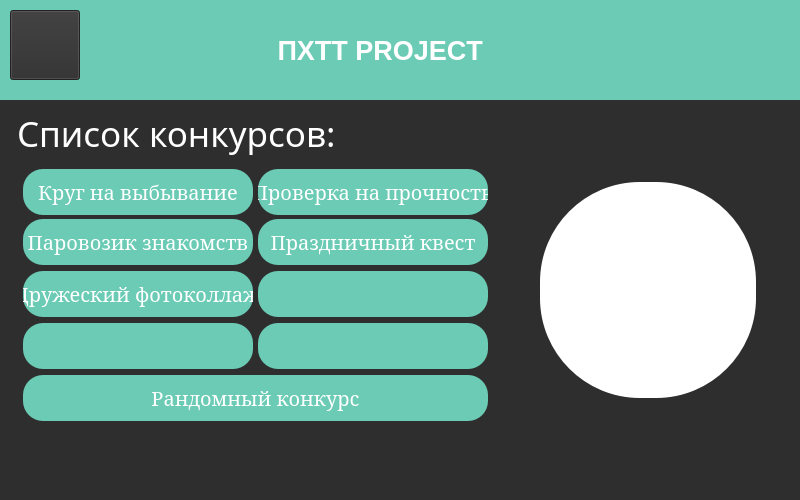
This is design/window2.ui in SpyCrabG/Keks as Qt 5 draws it before an edit. The edited form follows.
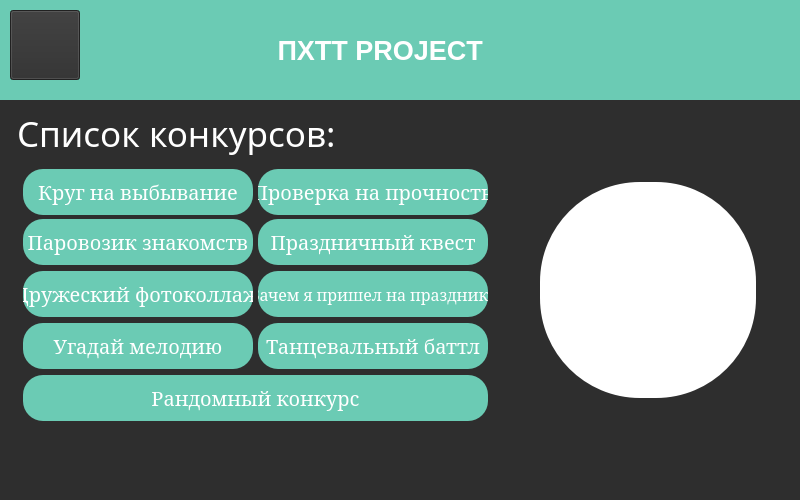
This is the edited form. Icons and pictures are not drawn.

Commit message: рутинная хуйня апдейт

Patch:
```diff
--- a/design/window2.ui
+++ b/design/window2.ui
@@ -236,7 +236,7 @@
     <property name="font">
      <font>
       <family>MS Serif</family>
-      <pointsize>15</pointsize>
+      <pointsize>12</pointsize>
      </font>
     </property>
     <property name="styleSheet">
@@ -249,7 +249,7 @@
 	background-color:	#5AA895; }</string>
     </property>
     <property name="text">
-     <string/>
+     <string>Зачем я пришел на праздник?</string>
     </property>
    </widget>
    <widget class="QPushButton" name="btn7">
@@ -277,7 +277,7 @@
 	background-color:	#5AA895; }</string>
     </property>
     <property name="text">
-     <string/>
+     <string>Угадай мелодию</string>
     </property>
    </widget>
    <widget class="QPushButton" name="btn8">
@@ -305,7 +305,7 @@
 	background-color:	#5AA895; }</string>
     </property>
     <property name="text">
-     <string/>
+     <string>Танцевальный баттл</string>
     </property>
    </widget>
    <widget class="QPushButton" name="btn9">
```
The commit also changes 2 other files.
